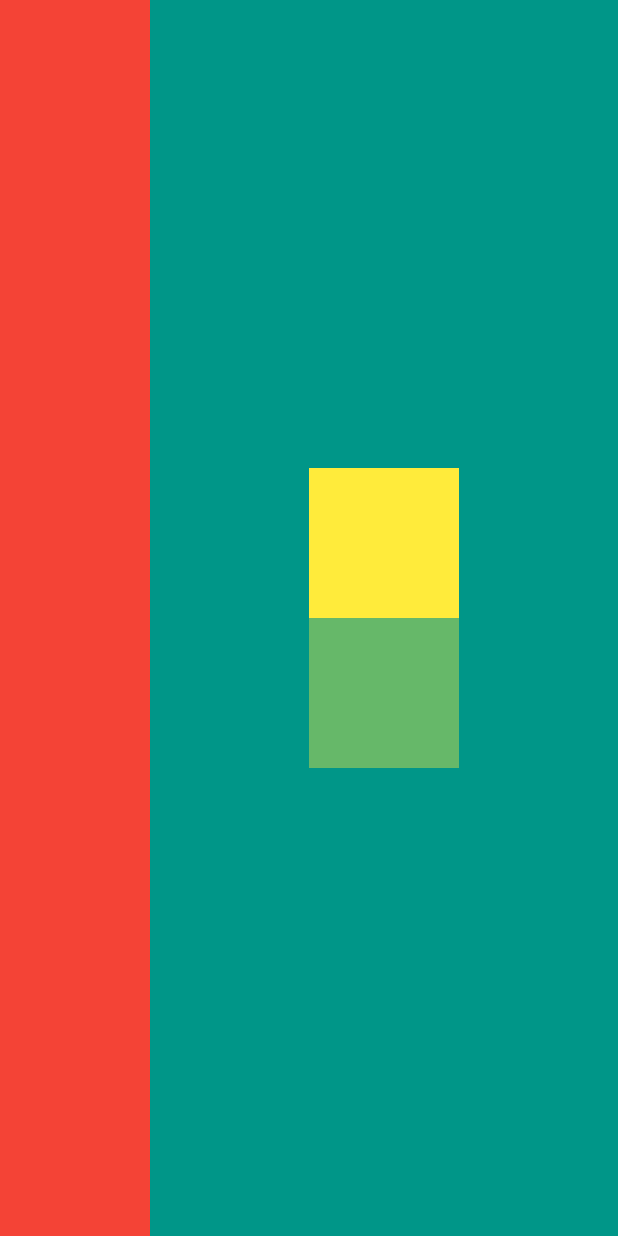
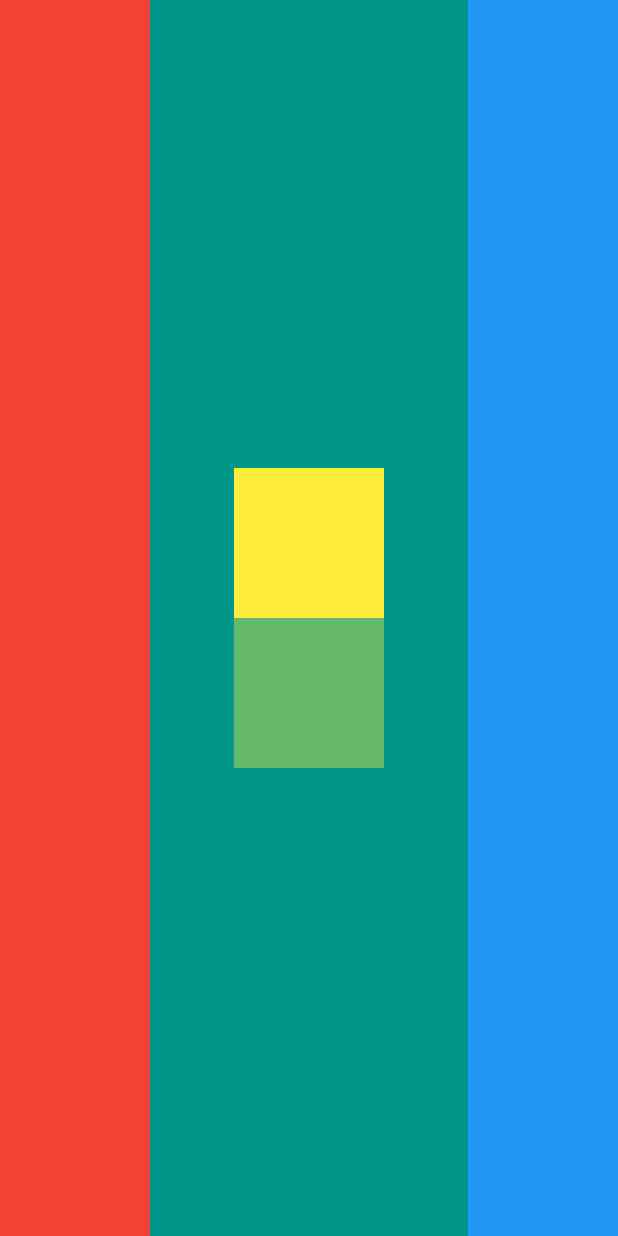
Before and after one commit to Naruse-Kazuki/Layout_challenge, a Flutter app: the screen it shows after launch, on a phone screen of 412 x 824 dp. Run offline on Flutter 3.47's test engine with Material 2 defaults, Android fonts, the light colour scheme and no system bars.

Commit message:
Add_Container4

```diff
--- a/lib/main.dart
+++ b/lib/main.dart
@@ -35,7 +35,11 @@ class MyApp extends StatelessWidget {
                   )
                 ],
               ),
-              Container()
+              Container(
+                width: 100.0,
+                height: double.infinity,
+                color: Colors.blue,
+              )
             ],
           ),
         ),
```
